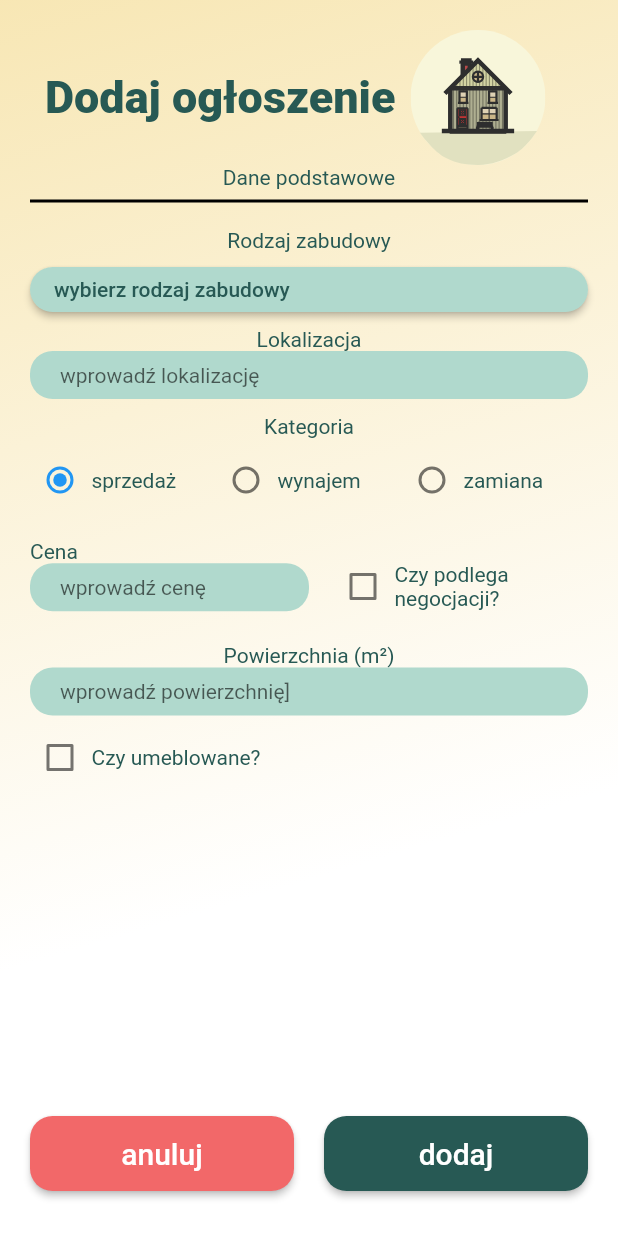
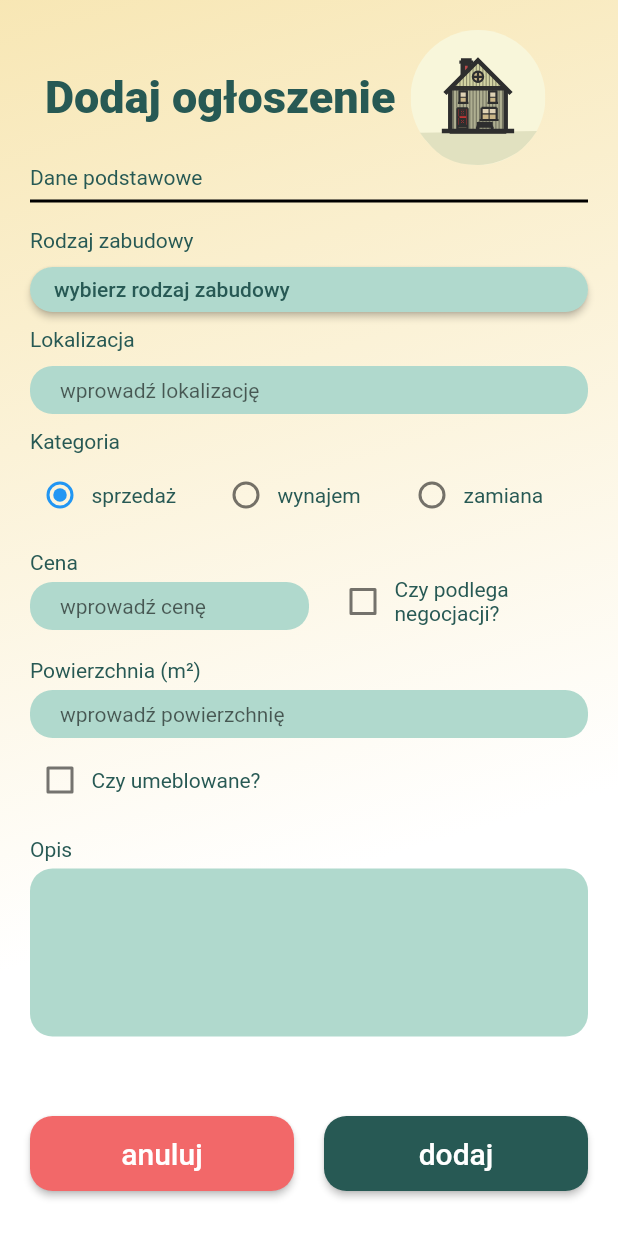
Before and after one commit to JQbss/HomeFinderMobile, a Flutter app: the AnnouncementNew screen opened directly, on a phone screen of 412 x 824 dp. Run offline on Flutter 3.47's test engine with Material 2 defaults, Android fonts, the phone set to English and light mode, and no system bars; our stand-ins replace flutter_secure_storage, flutter_svg; accounts and stored records are empty.

Commit message:
adding new announcement

```diff
--- a/lib/dao/base_api.dart
+++ b/lib/dao/base_api.dart
@@ -3,6 +3,6 @@ class BaseApi{
   Uri registrationAuth = Uri.http(base, "auth/register");
   Uri loginAuth = Uri.http(base, "auth/login");
   Uri announcementUri = Uri.http(base, "announcement");
-  Map<String,String> headers = {"Content-Type": "application/json; charset=UTF-8" };
+  Map<String,String> headers = {"Content-Type": "application/json; charset=UTF-8"};
   Map<String,String> token = {"Content-Type": "application/json; charset=UTF-8" };
 }
--- a/lib/model/announcement/announcement.dart
+++ b/lib/model/announcement/announcement.dart
@@ -21,7 +21,7 @@ class Announcement{
   final bool? isPriceNegotiable;
   final TypesOfBuilding? typeOfBuilding;
   final int? additionalRent;
-  final int? area;
+  final double? area;
   final String? localization;
   final String? sellerUid;
   final List<String>? imageLinks;
@@ -31,7 +31,7 @@ class Announcement{
   final List<AnnouncementAdditionalAreas>? additionalAreas;
   final String? link;
 
-  Announcement(
+  Announcement({
     this.uid,
     this.type,
     this.category,
@@ -53,7 +53,7 @@ class Announcement{
     this.announcementMarket,
     this.additionalAreas,
     this.link
-      );
+  });
 
   Announcement.fromJson(Map<dynamic,dynamic> json)
   : uid = json['Uid'],
@@ -80,24 +80,24 @@ class Announcement{
 
   Map<dynamic,dynamic> toJson() => <dynamic,dynamic>{
     'Uid':uid,
-    'type':type,
-    'category':category,
+    'type':type?.index,
+    'category':category?.index,
     'title':title,
     'description':description,
-    'numberOfRooms':numberOfRooms,
-    'level':level,
+    'numberOfRooms':numberOfRooms?.index,
+    'level':level?.index,
     'isFurnished':isFurnished,
     'price':price,
     'isPriceNegotiable':isPriceNegotiable,
-    'typeOfBuilding':typeOfBuilding,
+    'typeOfBuilding':typeOfBuilding?.index,
     'additionalRent':additionalRent,
     'area':area,
     'localization':localization,
     'sellerUid':sellerUid,
     'imageLinks':imageLinks,
-    'status':status,
+    'status':status?.index,
     'yearOfBuilding':yearOfBuilding,
-    'announcementMarket':announcementMarket,
+    'announcementMarket':announcementMarket?.index,
     'additionalAreas':additionalAreas,
     'link':link,
   };
--- a/lib/screens/announcement/announcement_added/announcement_new/announcement_new.dart
+++ b/lib/screens/announcement/announcement_added/announcement_new/announcement_new.dart
@@ -1,10 +1,12 @@
 import 'package:flutter/material.dart';
 import 'package:flutter_svg/svg.dart';
+import 'package:home_finder/dao/announcement_api.dart';
 import 'package:home_finder/widget/custom_button/custom_button.dart';
 import 'package:home_finder/widget/custom_description/custom_description.dart';
 import 'package:home_finder/widget/custom_text_form_field/custom_text_form_field.dart';
 import 'package:home_finder/widget/custom_title/custom_title.dart';
 
+import '../../../../model/announcement/announcement.dart';
 import '../../../../model/enums/announcement_categories.dart';
 import '../../../../model/enums/types_of_building.dart';
 import '../../../../provider/theme/theme_provider.dart';
@@ -19,12 +21,16 @@ class AnnouncementNew extends StatefulWidget {
 }
 
 class _AnnouncementNewState extends State<AnnouncementNew> {
+
+  AnnouncementApi announcementApi = AnnouncementApi();
   final _formKey = GlobalKey<FormState>();
 
   TextEditingController localizationController = TextEditingController();
-  TextEditingController numberController = TextEditingController();
+  TextEditingController priceController = TextEditingController();
   TextEditingController areaController = TextEditingController();
-  bool isPriceNegotiable=false;
+  TextEditingController descriptionController = TextEditingController();
+  bool isPriceNegotiable = false;
+  bool isFurnished = false;
 
   final List<String> selectedBuildingType=[];
   int selectedCategory=0;
@@ -39,6 +45,28 @@ class _AnnouncementNewState extends State<AnnouncementNew> {
     setState(() {
       isPriceNegotiable=newValue??false;
     });
+  }
+
+  void furnishedHandler(bool? newValue){
+    setState(() {
+      isFurnished = newValue??false;
+    });
+  }
+
+  void addAnnouncementHandler() async{
+    Announcement announcement = Announcement(
+      localization: localizationController.text,
+      price: int.parse(priceController.text),
+      area: double.parse(areaController.text),
+      description: descriptionController.text,
+      isPriceNegotiable: isPriceNegotiable,
+      isFurnished: isFurnished,
+      category: AnnouncementCategories.values[selectedCategory],
+    );
+    var req = await announcementApi.createAnnouncement(announcement);
+    if(req.statusCode==201){
+      Navigator.of(context).pop();
+    }
   }
 
   @override
@@ -77,6 +105,7 @@ class _AnnouncementNewState extends State<AnnouncementNew> {
                 child: Form(
                   key: _formKey,
                     child: Column(
+                      crossAxisAlignment: CrossAxisAlignment.start,
                       children: [
                         const CustomDescription(value: "Dane podstawowe"),
                         Divider(
@@ -84,15 +113,12 @@ class _AnnouncementNewState extends State<AnnouncementNew> {
                           thickness: 2,
                         ),
                         const Padding(
-                          padding: EdgeInsets.only(top: 10.0),
+                          padding: EdgeInsets.only(top: 10.0, bottom: 10),
                           child: CustomDescription(value: "Rodzaj zabudowy"),
                         ),
-                        Padding(
-                          padding: const EdgeInsets.only(top:10.0),
-                          child: CustomDropdownMultiselect(items: listOfBuildingTypes(), text: "wybierz rodzaj zabudowy", fontSize: 14, height: 30,selectedItems: selectedBuildingType),
-                        ),
+                        CustomDropdownMultiselect(items: listOfBuildingTypes(), text: "wybierz rodzaj zabudowy", fontSize: 14, height: 30,selectedItems: selectedBuildingType),
                         const Padding(
-                          padding: EdgeInsets.only(top: 10.0),
+                          padding: EdgeInsets.only(top: 10.0, bottom: 10),
                           child: CustomDescription(value: "Lokalizacja"),
                         ),
                         CustomTextFormField(controller: localizationController, hint: "wprowadź lokalizację",fontSize: 14,padding: 8),
@@ -108,7 +134,7 @@ class _AnnouncementNewState extends State<AnnouncementNew> {
                               title: Padding(
                                 padding: EdgeInsets.zero,
                                 child: Transform.translate(
-                                  offset: Offset(-15,0),
+                                  offset: const Offset(-15,0),
                                   child: Text(
                                     item,
                                     style:TextStyle(
@@ -131,15 +157,17 @@ class _AnnouncementNewState extends State<AnnouncementNew> {
                                 child: Column(
                                   crossAxisAlignment: CrossAxisAlignment.start,
                                   children: [
-                                    const CustomDescription(value: "Cena"),
-                                    CustomTextFormField(controller: numberController, hint: "wprowadź cenę",fontSize: 14,padding: 8),
+                                    const Padding(
+                                      padding: EdgeInsets.only(bottom: 5),
+                                      child: CustomDescription(value: "Cena"),
+                                    ),
+                                    CustomTextFormField(controller: priceController, hint: "wprowadź cenę",fontSize: 14,padding: 8),
                                   ],
                                 )
                             ),
                             Expanded(
                                 child: Padding(
                                   padding: const EdgeInsets.only(top: 15.0),
-
                                   child: CheckboxListTile(
                                       value: isPriceNegotiable,
                                       onChanged: negotiableHandler,
@@ -159,14 +187,14 @@ class _AnnouncementNewState extends State<AnnouncementNew> {
                           ],
                         ),
                         const Padding(
-                          padding: EdgeInsets.only(top: 10.0),
+                          padding: EdgeInsets.only(top: 10.0, bottom: 5),
                           child: CustomDescription(value: "Powierzchnia (m\u{00B2})"),
                         ),
-                        CustomTextFormField(controller: areaController, hint: "wprowadź powierzchnię]",fontSize: 14,padding: 8),
+                        CustomTextFormField(controller: areaController, hint: "wprowadź powierzchnię",fontSize: 14,padding: 8),
                         CheckboxListTile(
                           contentPadding: EdgeInsets.zero,
-                          value: isPriceNegotiable,
-                          onChanged: negotiableHandler,
+                          value: isFurnished,
+                          onChanged: furnishedHandler,
                           title:Transform.translate(
                             offset: const Offset(-15,0),
                             child: Text("Czy umeblowane?",
@@ -178,21 +206,27 @@ class _AnnouncementNewState extends State<AnnouncementNew> {
                           ),
                           controlAffinity: ListTileControlAffinity.leading,
                         ),
+                        const Padding(
+                          padding: EdgeInsets.only(top: 10.0, bottom: 5),
+                          child: CustomDescription(value: "Opis"),
+                        ),
+                        CustomTextFormField(controller: descriptionController,fontSize: 14,padding: 8, maxLines: 6),
                         Expanded(
                           child: Align(
                             child: Padding(
                               padding: const EdgeInsets.only(bottom: 10.0),
                               child: Row(
                                 children: [
-                                  Expanded(child: CustomButton(onPressed: ()=>{}, text: "anuluj", backgroundColor: Color(ThemeProvider.theme["errorRed"]))),
+                                  Expanded(child: CustomButton(onPressed: ()=>{Navigator.of(context).pop()}, text: "anuluj", backgroundColor: Color(ThemeProvider.theme["errorRed"]))),
                                   const SizedBox(width: 20),
-                                  Expanded(child: CustomButton(onPressed: ()=>{}, text: "dodaj"))
+                                  Expanded(child: CustomButton(onPressed: addAnnouncementHandler, text: "dodaj"))
                                 ],
                               ),
                             ),
                             alignment: Alignment.bottomCenter,
                           ),
-                        )
+                        ),
+
                       ],
                     ),
                 ),
--- a/lib/widget/custom_text_form_field/custom_text_form_field.dart
+++ b/lib/widget/custom_text_form_field/custom_text_form_field.dart
@@ -9,6 +9,7 @@ class CustomTextFormField extends StatefulWidget{
   final String? Function(String?)? validator;
   final double? padding;
   final double? fontSize;
+  final int? maxLines;
 
   const CustomTextFormField({
     Key? key,
@@ -16,7 +17,8 @@ class CustomTextFormField extends StatefulWidget{
     required this.controller,
     this.validator,
     this.padding,
-    this.fontSize
+    this.fontSize,
+    this.maxLines
   }):super(key: key);
 
   @override
@@ -33,7 +35,7 @@ class _CustomTextFormField extends State<CustomTextFormField>{
   Widget build(BuildContext context) {
     return TextFormField(
       controller: widget.controller,
-      maxLines: 1,
+      maxLines: widget.maxLines??1,
       decoration: InputDecoration(
 
         isDense: true,
```
Also changed, not shown: lib/dao/announcement_api.dart (+12 -0 lines). Lines whose indentation alone changed are shown as unchanged.
